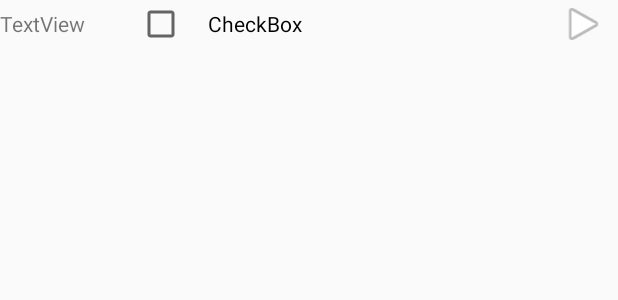
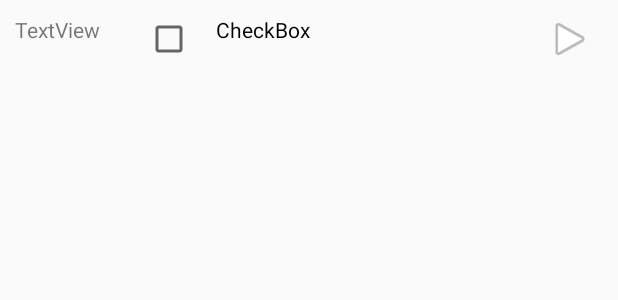
Before and after one commit to micnap/udacity-project8, an Android app: the layout rv_protocol_row.xml on its own in the app's theme, with its tools: preview values and no code run, on a phone screen of 412 x 824 dp. Shown: the top 300 px of the screen. Run offline under Robolectric (Android 15) with nearby library versions, the phone set to English and light mode, and no system bars; plain views replace IndeterminateCheckBox.

```diff
--- a/app/src/main/AndroidManifest.xml
+++ b/app/src/main/AndroidManifest.xml
@@ -46,10 +46,7 @@
             </intent-filter>
 
         </activity>
-        <activity android:name=".HmmActivity">
 
-
-        </activity>
     </application>
 
 </manifest>
--- a/app/src/main/res/layout/rv_protocol_row.xml
+++ b/app/src/main/res/layout/rv_protocol_row.xml
@@ -5,15 +5,16 @@
     xmlns:app="http://schemas.android.com/apk/res-auto"
     android:layout_width="match_parent"
     android:layout_height="wrap_content"
-    android:orientation="horizontal">
+    android:orientation="horizontal"
+    android:padding="10dp">
 
     <TextView
         android:id="@+id/hour"
         android:layout_width="0dp"
         android:layout_height="wrap_content"
         android:layout_weight="2"
-        android:text="TextView"
-        android:singleLine="true"/>
+        android:singleLine="true"
+        android:text="TextView"/>
 
     <com.buildware.widget.indeterm.IndeterminateCheckBox
         android:id="@+id/cb_hour_all"
@@ -22,7 +23,8 @@
         android:layout_weight="6"
         android:checked="false"
         android:paddingLeft="15dp"
-        android:text="CheckBox"/>
+        android:text="CheckBox"
+        android:gravity="top"/>
 
     <ImageView
         android:id="@+id/open_tasks"
```
Also changed, not shown: app/src/main/java/Activities/DailyScheduleActivity.java (+16 -50 lines), app/src/main/java/Fragments/HourlyTaskDialogFragment.java (+14 -6 lines), app/src/main/java/Models/Hour.java (+5 -4 lines).
